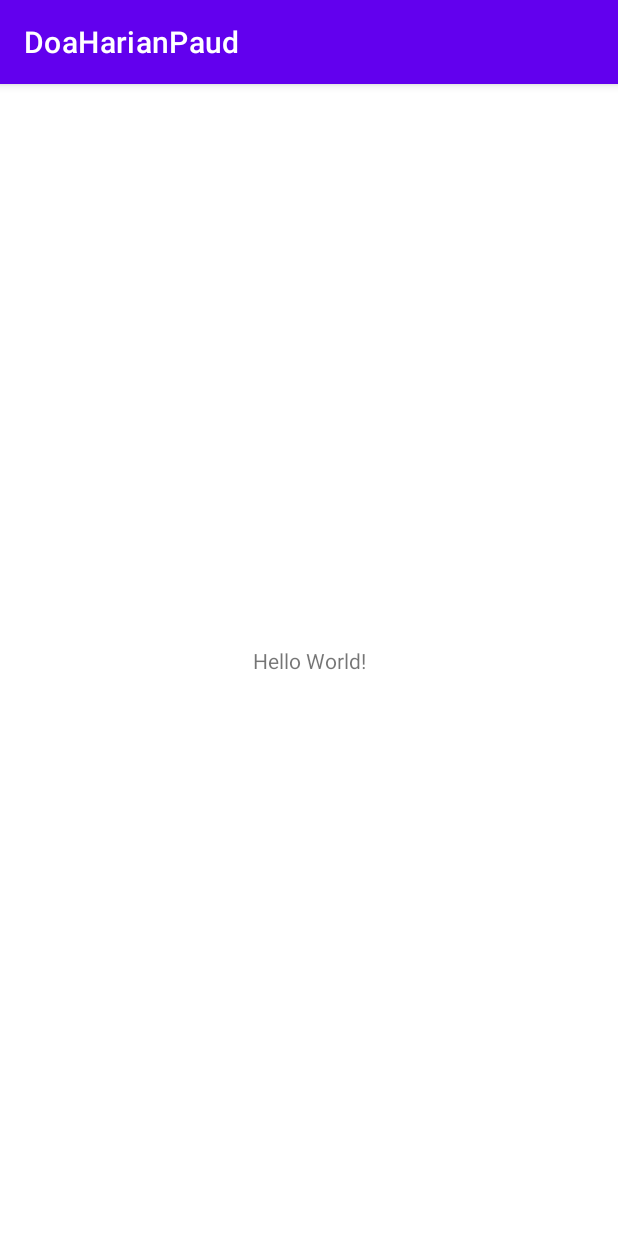
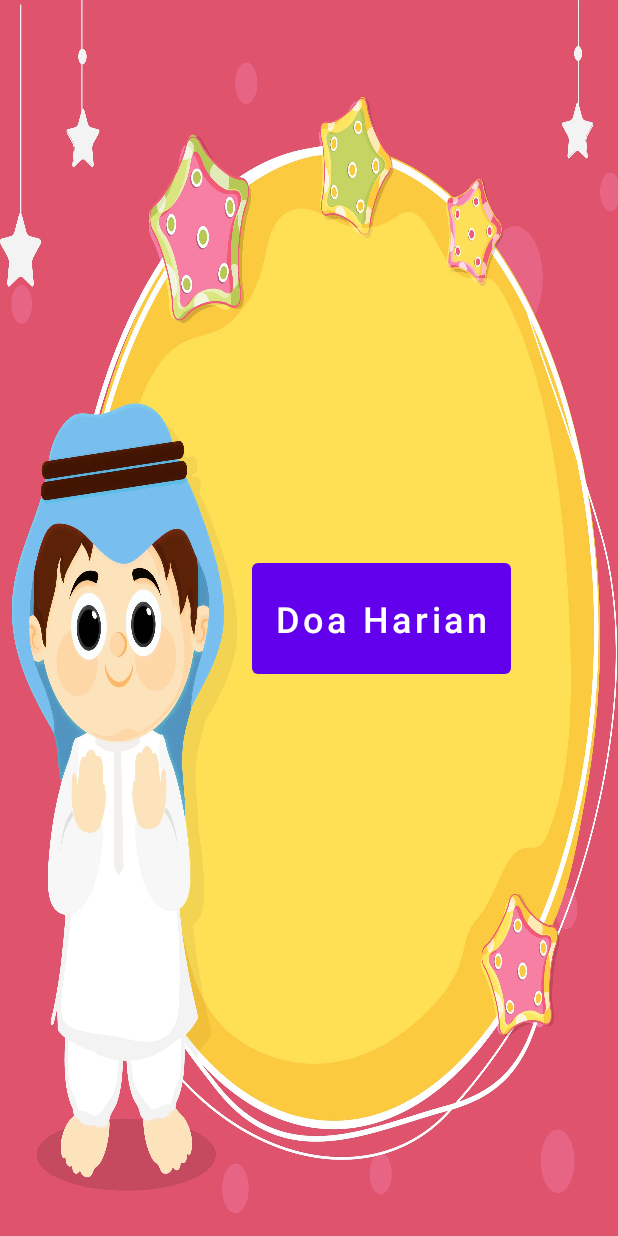
Before and after one commit to Rarj/doa-cika, an Android app: the screen it shows after launch (MainActivity), on a phone screen of 412 x 824 dp. Run offline under Robolectric (Android 15) with nearby library versions, the phone set to English and light mode, and no system bars.

Commit message:
set background home and add button doa

```diff
--- a/app/src/main/res/layout/activity_main.xml
+++ b/app/src/main/res/layout/activity_main.xml
@@ -6,13 +6,30 @@
   android:layout_height="match_parent"
   tools:context=".MainActivity">
 
-  <TextView
+  <androidx.appcompat.widget.AppCompatImageView
+    android:id="@+id/image_background"
+    android:layout_width="0dp"
+    android:layout_height="0dp"
+    android:adjustViewBounds="true"
+    android:scaleType="fitXY"
+    app:layout_constraintBottom_toBottomOf="parent"
+    app:layout_constraintEnd_toEndOf="parent"
+    app:layout_constraintStart_toStartOf="parent"
+    app:layout_constraintTop_toTopOf="parent"
+    app:srcCompat="@drawable/background_home" />
+
+  <com.google.android.material.button.MaterialButton
+    android:id="@+id/button_doa"
     android:layout_width="wrap_content"
-    android:layout_height="wrap_content"
-    android:text="Hello World!"
+    android:layout_height="86dp"
+    android:layout_marginStart="96dp"
+    android:text="Doa Harian"
+    android:textAllCaps="false"
+
+    android:textSize="24sp"
     app:layout_constraintBottom_toBottomOf="parent"
-    app:layout_constraintLeft_toLeftOf="parent"
-    app:layout_constraintRight_toRightOf="parent"
+    app:layout_constraintEnd_toEndOf="parent"
+    app:layout_constraintStart_toStartOf="parent"
     app:layout_constraintTop_toTopOf="parent" />
 
 </androidx.constraintlayout.widget.ConstraintLayout>
--- a/app/src/main/res/values/themes.xml
+++ b/app/src/main/res/values/themes.xml
@@ -1,6 +1,6 @@
 <resources xmlns:tools="http://schemas.android.com/tools">
   <!-- Base application theme. -->
-  <style name="Theme.DoaHarianPaud" parent="Theme.MaterialComponents.DayNight.DarkActionBar">
+  <style name="Theme.DoaHarianPaud" parent="Theme.MaterialComponents.DayNight.NoActionBar">
     <!-- Primary brand color. -->
     <item name="colorPrimary">@color/purple_500</item>
     <item name="colorPrimaryVariant">@color/purple_700</item>
```
Also changed, not shown: app/src/main/res/drawable/background_doa.jpg (added), app/src/main/res/drawable/background_home.jpg (added).
